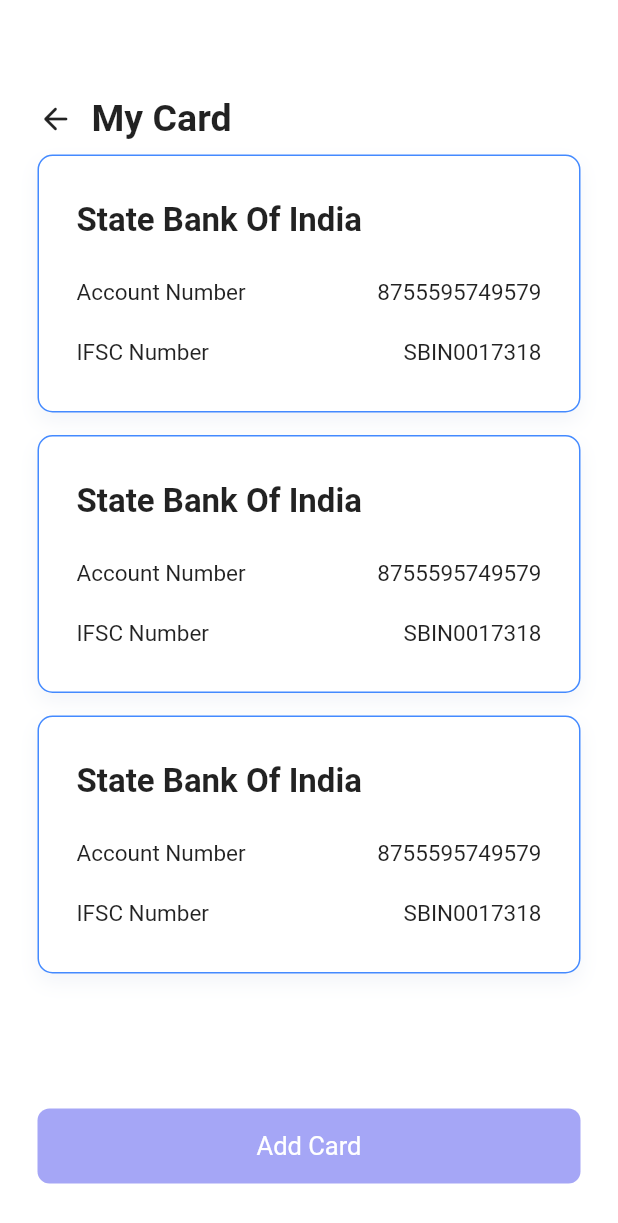
After one commit to PrajeshKasodiya/budget_tracker, a Flutter app: the MyCard screen opened directly, on a phone screen of 412 x 824 dp. The commit adds this screen. Shown: the top 1223 px of the screen. Run offline on Flutter 3.47's test engine with Material 2 defaults, Android fonts, the phone set to English and light mode, and no system bars.

Commit message:
mvp-sp12_188_add-my-card-in-profile

```diff
--- a/lib/main.dart
+++ b/lib/main.dart
@@ -23,7 +23,7 @@ class MyApp extends StatelessWidget {
 
           )
       ),
-      home: const MasterPage()
+      home: const WelcomePage()
     );
   }
 }
--- a/lib/view/ authentication/register.dart
+++ b/lib/view/ authentication/register.dart
@@ -1,5 +1,6 @@
 import 'package:budget/view/%20authentication/forgot_password.dart';
 import 'package:budget/view/%20authentication/login.dart';
+import 'package:budget/view/master/master_screen.dart';
 import 'package:flutter/material.dart';
 import '../../widgets/properties.dart';
 
@@ -136,7 +137,7 @@ class _RegistersState extends State<Registers> {
                     InkWell(
                       onTap: () {
                         if (_registerFormKey.currentState!.validate()) {
-                          // Navigator.push(context, MaterialPageRoute(builder: (context) => ))
+                          Navigator.push(context, MaterialPageRoute(builder: (context) =>const MasterPage()));
                         }
                       },
                       child: Container(
--- a/lib/view/master/home.dart
+++ b/lib/view/master/home.dart
@@ -36,7 +36,8 @@ class _HomePgeState extends State<HomePge> {
                 margin:const EdgeInsets.symmetric(horizontal: 20),
                 decoration: BoxDecoration(
                     borderRadius: BorderRadius.circular(13),
-                    color:const Color(0xFFC5CAE9)
+                    color:const Color(0xFFE5E7F6)
+
                 ),
               ),
               Padding(
--- /dev/null
+++ b/lib/view/profile/my_card.dart
@@ -0,0 +1,198 @@
+import 'package:budget/view/profile/add_card.dart';
+import 'package:flutter/material.dart';
+
+class MyCard extends StatefulWidget {
+  const MyCard({Key? key}) : super(key: key);
+
+  @override
+  State<MyCard> createState() => _MyCardState();
+}
+
+class _MyCardState extends State<MyCard> {
+  @override
+  Widget build(BuildContext context) {
+    return Scaffold(
+      backgroundColor: Colors.white,
+      body: Column(
+        mainAxisAlignment: MainAxisAlignment.spaceBetween,
+        children: [
+          Padding(
+            padding: const EdgeInsets.only(left: 13, right: 20, top: 55),
+            child: Row(
+              children: [
+                IconButton(
+                    onPressed: () {
+                      Navigator.pop(context);
+                    },
+                    icon: const Icon(Icons.arrow_back_rounded)),
+                // SizedBox(width: 3),
+                const Text(
+                  "My Card",
+                  style: TextStyle(
+                      fontSize: 25,
+                      fontWeight: FontWeight.bold,
+                      color: Colors.black87),
+                )
+              ],
+            ),
+          ),
+          Expanded(
+            child: ListView(
+              shrinkWrap: true,
+              children: [
+                Container(
+                  padding:const EdgeInsets.symmetric(horizontal: 25,vertical: 30),
+                  margin:const EdgeInsets.symmetric(horizontal: 25),
+                  width: double.maxFinite,
+                  decoration: BoxDecoration(
+                    color: Colors.white,
+                    border:  Border.all(
+                      color: Colors.blueAccent
+                    ),
+                    borderRadius: BorderRadius.circular(10),
+                    boxShadow:const[
+                      BoxShadow(
+                        color: Color(0xFFF3F5F9),
+                        blurRadius: 10,
+                        offset: Offset(0,6),
+                      ),
+                    ],
+                  ),
+                  child: Column(
+                    crossAxisAlignment: CrossAxisAlignment.start,
+                    children: [
+                      const Text("State Bank Of India",style: TextStyle(fontSize: 22,fontWeight: FontWeight.bold)),
+                      const  Padding(padding: EdgeInsets.symmetric(vertical: 13)),
+                      Row(
+                        mainAxisAlignment: MainAxisAlignment.spaceBetween,
+                        children:const [
+                             Text("Account Number ",style: TextStyle(fontSize: 15 )),
+                          Text(" 8755595749579",style: TextStyle(fontSize: 15 )),
+                        ],
+                      ),
+                      const  Padding(padding: EdgeInsets.symmetric(vertical: 11)),
+                      Row(
+                        mainAxisAlignment: MainAxisAlignment.spaceBetween,
+                        children:const [
+                          Text("IFSC Number",style: TextStyle(fontSize: 15 )),
+                          Text("SBIN0017318",style: TextStyle(fontSize: 15 )),
+                        ],
+                      ),
+                      // SizedBox(height: 10),
+                      // Text("State Bank Of India"),
+                    ],
+                  ),
+                ),
+                Container(
+                  padding:const EdgeInsets.symmetric(horizontal: 25,vertical: 30),
+                  margin:const EdgeInsets.symmetric(horizontal: 25,vertical: 15),
+                  width: double.maxFinite,
+                  decoration: BoxDecoration(
+                    color: Colors.white,
+                    border:  Border.all(
+                        color: Colors.blueAccent
+                    ),
+                    borderRadius: BorderRadius.circular(10),
+                    boxShadow:const[
+                      BoxShadow(
+                        color: Color(0xFFF3F5F9),
+                        blurRadius: 10,
+                        offset: Offset(0,6),
+                      ),
+                    ],
+                  ),
+                  child: Column(
+                    crossAxisAlignment: CrossAxisAlignment.start,
+                    children: [
+                      const Text("State Bank Of India",style: TextStyle(fontSize: 22,fontWeight: FontWeight.bold)),
+                      const  Padding(padding: EdgeInsets.symmetric(vertical: 13)),
+                      Row(
+                        mainAxisAlignment: MainAxisAlignment.spaceBetween,
+                        children:const [
+                          Text("Account Number ",style: TextStyle(fontSize: 15 )),
+                          Text(" 8755595749579",style: TextStyle(fontSize: 15 )),
+                        ],
+                      ),
+                      const  Padding(padding: EdgeInsets.symmetric(vertical: 11)),
+                      Row(
+                        mainAxisAlignment: MainAxisAlignment.spaceBetween,
+                        children:const [
+                          Text("IFSC Number",style: TextStyle(fontSize: 15 )),
+                          Text("SBIN0017318",style: TextStyle(fontSize: 15 )),
+                        ],
+                      ),
+                      // SizedBox(height: 10),
+                      // Text("State Bank Of India"),
+                    ],
+                  ),
+                ),
+                Container(
+                  padding:const EdgeInsets.symmetric(horizontal: 25,vertical: 30),
+                  margin:const EdgeInsets.symmetric(horizontal: 25),
+                  width: double.maxFinite,
+                  decoration: BoxDecoration(
+                    color: Colors.white,
+                    border:  Border.all(
+                        color: Colors.blueAccent
+                    ),
+                    borderRadius: BorderRadius.circular(10),
+                    boxShadow:const[
+                      BoxShadow(
+                        color: Color(0xFFF3F5F9),
+                        blurRadius: 10,
+                        offset: Offset(0,6),
+                      ),
+                    ],
+                  ),
+                  child: Column(
+                    crossAxisAlignment: CrossAxisAlignment.start,
+                    children: [
+                      const Text("State Bank Of India",style: TextStyle(fontSize: 22,fontWeight: FontWeight.bold)),
+                      const  Padding(padding: EdgeInsets.symmetric(vertical: 13)),
+                      Row(
+                        mainAxisAlignment: MainAxisAlignment.spaceBetween,
+                        children:const [
+                          Text("Account Number ",style: TextStyle(fontSize: 15 )),
+                          Text(" 8755595749579",style: TextStyle(fontSize: 15 )),
+                        ],
+                      ),
+                      const  Padding(padding: EdgeInsets.symmetric(vertical: 11)),
+                      Row(
+                        mainAxisAlignment: MainAxisAlignment.spaceBetween,
+                        children:const [
+                          Text("IFSC Number",style: TextStyle(fontSize: 15 )),
+                          Text("SBIN0017318",style: TextStyle(fontSize: 15 )),
+                        ],
+                      ),
+                      // SizedBox(height: 10),
+                      // Text("State Bank Of India"),
+                    ],
+                  ),
+                ),
+              ],
+            ),
+          ),
+          InkWell(
+            onTap: () {
+              Navigator.push(context, MaterialPageRoute(builder: (context) =>const AddCard()));
+            },
+            child: Container(
+              margin:const EdgeInsets.symmetric(horizontal: 25,vertical: 35),
+              decoration: const BoxDecoration(
+                borderRadius: BorderRadius.all(Radius.circular(8)),
+                color: Color(0xFFA5A6F6),
+              ),
+              width: double.maxFinite,
+              height: 50,
+              child: const Center(
+                  child: Text(
+                    "Add Card",
+                    style: TextStyle(color: Colors.white, fontSize: 17),
+                  )),
+            ),
+          ),
+        ],
+      ),
+    );
+  }
+}
```
Also changed, not shown: lib/view/ authentication/login.dart (+41 -45 lines), lib/view/ authentication/welcome.dart (+37 -21 lines), lib/view/master/profile.dart (+51 -21 lines), lib/view/profile/add_card.dart (added, +158 -0 lines), lib/widgets/properties.dart (+12 -0 lines).
